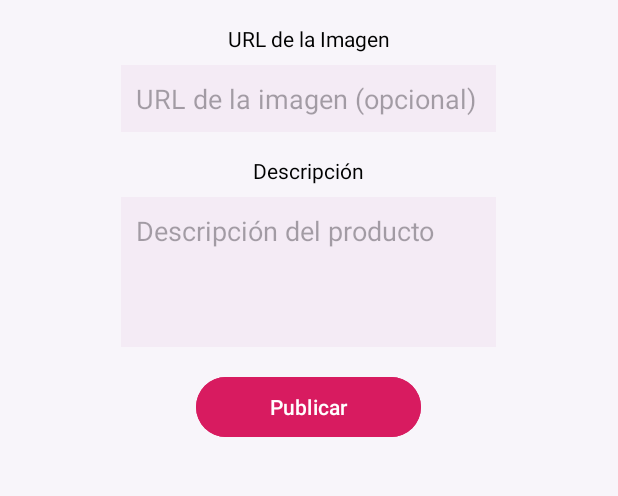
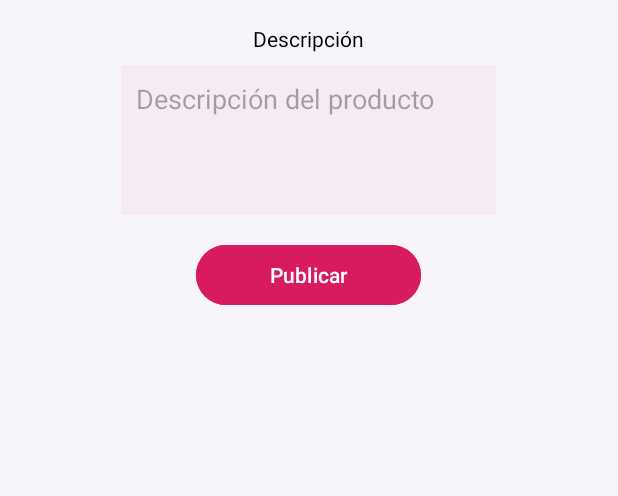
Before and after one commit to NoeliaDuranL/cambiayanooficial2, an Android app: the screen it shows after launch (AgregarProductoActivity), after a tap on an icon or button, on a phone screen of 412 x 824 dp, the part 446-942 px from its top. Run offline under Robolectric (Android 15) with nearby library versions, the phone set to English and light mode, and no system bars; pictures from the network do not load.

Commit message:
quitado url de imagen

```diff
--- a/app/build.gradle.kts
+++ b/app/build.gradle.kts
@@ -48,6 +48,7 @@ dependencies {
     implementation(libs.converter.gson)
     implementation(libs.google.material)
     implementation(libs.androidx.lifecycle.runtime.ktx)
+    implementation(libs.okhttp)
     testImplementation(libs.junit)
     androidTestImplementation(libs.androidx.junit)
     androidTestImplementation(libs.androidx.espresso.core)
--- a/app/src/main/java/com/example/cambiayanooficial2/ApiService.kt
+++ b/app/src/main/java/com/example/cambiayanooficial2/ApiService.kt
@@ -5,12 +5,28 @@ import retrofit2.converter.gson.GsonConverterFactory
 import retrofit2.http.GET
 import retrofit2.http.POST
 import retrofit2.http.Body
+import retrofit2.http.Part
+import retrofit2.http.Multipart
+import okhttp3.MultipartBody
+import retrofit2.Call
+import okhttp3.RequestBody
+
+
 
 interface ApiService {
+
     @GET("post") // Asegúrate de que este endpoint coincide con el de tu backend
     suspend fun getPosts(): List<Publicacion>
     @POST("post-producto") // Endpoint para crear producto y post
     suspend fun crearProductoYPost(@Body producto: PostProductoRequest): Publicacion
+    // Nuevo endpoint para subir la imagen
+    @Multipart
+    @POST("upload-image")
+    fun uploadImage(
+        @Part image: MultipartBody.Part,
+        @Part("id_producto") idProducto: RequestBody
+    ): Call<UploadResponse>
+
 }
 
 object RetrofitInstance {
--- /dev/null
+++ b/app/src/main/java/com/example/cambiayanooficial2/UploadResponse.kt
@@ -0,0 +1,6 @@
+package com.example.cambiayanooficial2
+
+data class UploadResponse(
+    val url: String // La URL de la imagen cargada que el backend debería devolver
+
+)
--- a/app/src/main/res/layout/activity_agregar_producto.xml
+++ b/app/src/main/res/layout/activity_agregar_producto.xml
@@ -53,24 +53,6 @@
 
     </LinearLayout>
 
-
-    <!-- Campo para la URL de la Imagen -->
-    <TextView
-        android:layout_width="wrap_content"
-        android:layout_height="wrap_content"
-        android:text="URL de la Imagen"
-        android:layout_marginBottom="8dp"
-        android:textColor="#000000" />
-
-    <EditText
-        android:id="@+id/etProductImageUrl"
-        android:layout_width="250dp"
-        android:layout_height="wrap_content"
-        android:background="#F4EBF5"
-        android:hint="URL de la imagen (opcional)"
-        android:padding="10dp"
-        android:layout_marginBottom="16dp" />
-
     <!-- Campo de Descripción -->
     <TextView
         android:layout_width="wrap_content"
--- a/gradle/libs.versions.toml
+++ b/gradle/libs.versions.toml
@@ -15,6 +15,7 @@ retrofit = "2.9.0"  # Cambiado a una versión estable
 converterGson = "2.9.0"  # Compatible con Retrofit 2.9.0
 materialVersion = "1.13.0-alpha07"
 lifecycleRuntimeKtx = "2.9.0-alpha06"
+okhttp = "5.0.0-alpha.14"
 
 [libraries]
 androidx-core-ktx = { group = "androidx.core", name = "core-ktx", version.ref = "coreKtx" }
@@ -31,6 +32,7 @@ retrofit = { group = "com.squareup.retrofit2", name = "retrofit", version.ref =
 converter-gson = { group = "com.squareup.retrofit2", name = "converter-gson", version.ref = "converterGson" }
 google-material = { group = "com.google.android.material", name = "material", version.ref = "materialVersion" }
 androidx-lifecycle-runtime-ktx = { group = "androidx.lifecycle", name = "lifecycle-runtime-ktx", version.ref = "lifecycleRuntimeKtx" }
+okhttp = { group = "com.squareup.okhttp3", name = "okhttp", version.ref = "okhttp" }
 
 [plugins]
 android-application = { id = "com.android.application", version.ref = "agp" }
```
Also changed, not shown: app/src/main/java/com/example/cambiayanooficial2/agregarproductoactivity.kt (+64 -30 lines).
